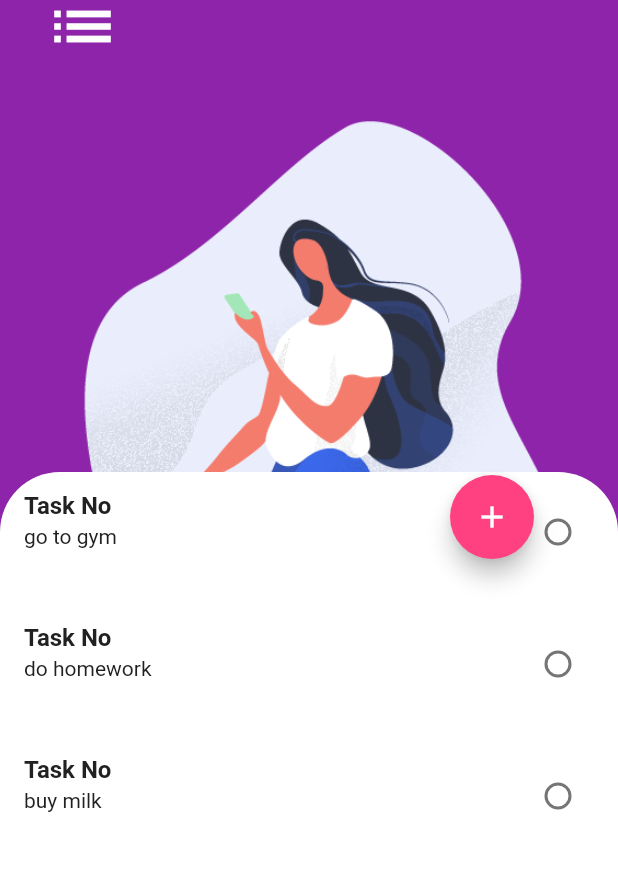
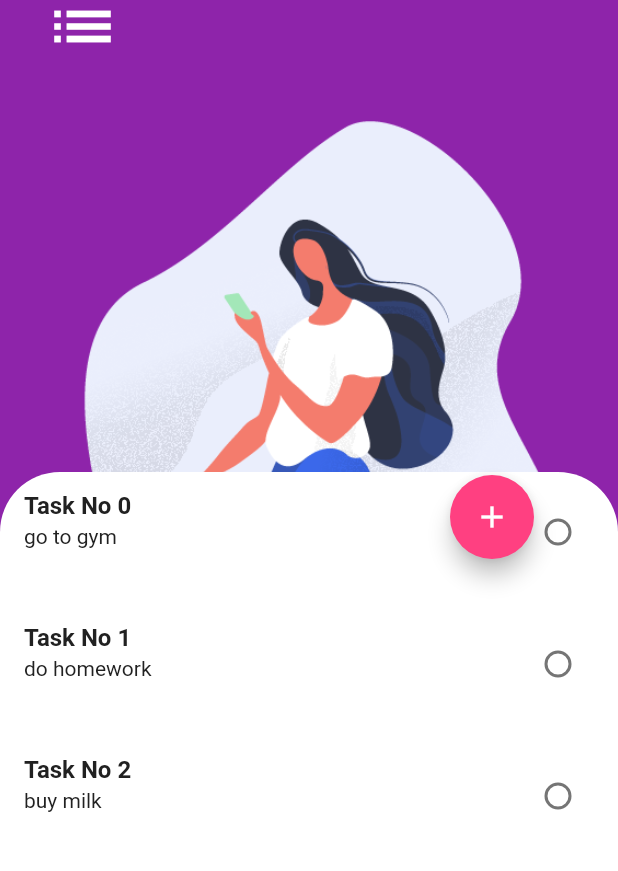
Before and after one commit to swaraj961/Todoey-FlutterApp, a Flutter app: the screen it shows after launch, on a phone screen of 412 x 824 dp, the part 146-1017 px from its top. Run offline on Flutter 3.47's test engine with Material 2 defaults, Android fonts, the phone set to English and light mode, and no system bars; our stand-ins replace circular_check_box.

Commit message:
taskindex and addtask delay fixed

```diff
--- a/lib/list_tiles.dart
+++ b/lib/list_tiles.dart
@@ -15,6 +15,7 @@ class Listtiles extends StatelessWidget {
           return Tasklist(
               taskname: taskObject.tasks[index].tasktitle,
               checkvalue: taskObject.tasks[index].isdone,
+              indextask: index,
               callback: (taskstate) {
                 taskObject.updatetask(taskObject.tasks[index]);
               });
--- a/lib/main.dart
+++ b/lib/main.dart
@@ -12,6 +12,7 @@ class MyApp extends StatelessWidget {
   @override
   Widget build(BuildContext context) {
     return ChangeNotifierProvider(
+
           child: MaterialApp(
         // debugShowCheckedModeBanner: false,
         theme: ThemeData(
--- a/lib/tasklist.dart
+++ b/lib/tasklist.dart
@@ -8,7 +8,8 @@ class Tasklist extends StatelessWidget {
 final bool checkvalue ;
 final String taskname ;
 final Function callback;
-Tasklist({this.checkvalue,this.taskname,this.callback});
+final int indextask ;
+Tasklist({this.checkvalue,this.taskname,this.callback,this.indextask});
 
 
 
@@ -17,7 +18,7 @@ Tasklist({this.checkvalue,this.taskname,this.callback});
     return ListTile(
       isThreeLine: true, //maintains space between tiles
       title: Text(
-        "Task No ",
+        "Task No $indextask  ",
         style: TextStyle(color: Colors.grey[900], fontWeight: FontWeight.bold),
       ),
       subtitle: Text(
```
